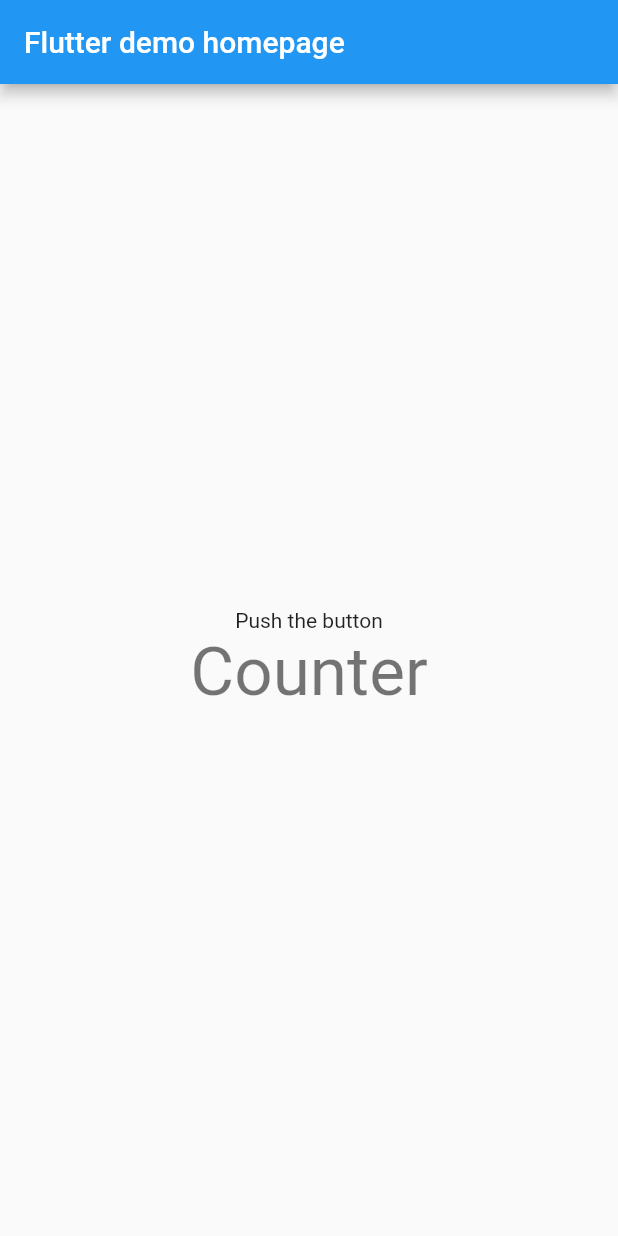
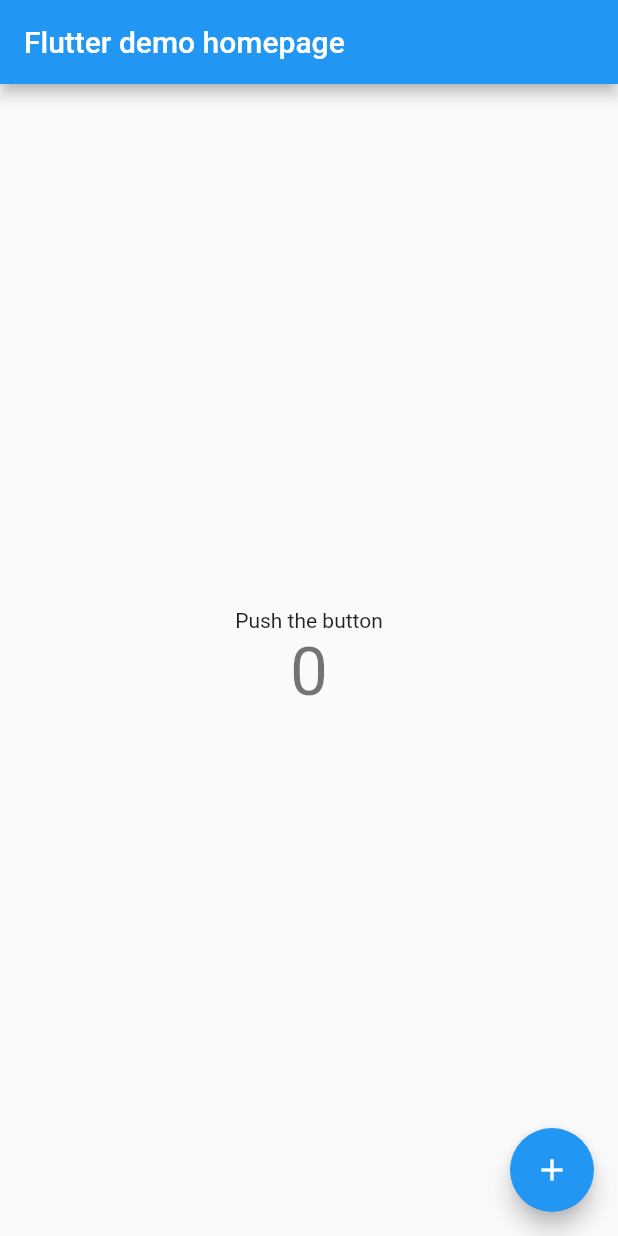
Before and after one commit to Kang-Kim-Cross/Flutter-study, a Flutter app: the screen it shows after launch, on a phone screen of 412 x 824 dp. Run offline on Flutter 3.47's test engine with Material 2 defaults, Android fonts, the phone set to English and light mode, and no system bars.

Commit message:
Update main.dart

```diff
--- a/lib/main.dart
+++ b/lib/main.dart
@@ -26,6 +26,8 @@
 }
 
 class _MyHomePageState extends State<MyHomePage> {
+  int _counter = 0; //_val : private, val : public
+
   @override
   Widget build(BuildContext context) {
     return Scaffold(
@@ -35,10 +37,20 @@
           mainAxisAlignment: MainAxisAlignment.center,
           children: [
             Text("Push the button"),
-            Text("Counter", style: Theme.of(context).textTheme.headline3,)
+            Text("$_counter", style: Theme.of(context).textTheme.headline3,)
           ],
         ),
       ),
+      floatingActionButton: FloatingActionButton(
+        onPressed: _incrementCounter,
+        tooltip: 'This is tooltip',
+        child: Icon(Icons.add),),
     );
   }
+
+  void _incrementCounter() {
+    setState(() {
+      _counter ++;
+    });
+  }
 }
```
